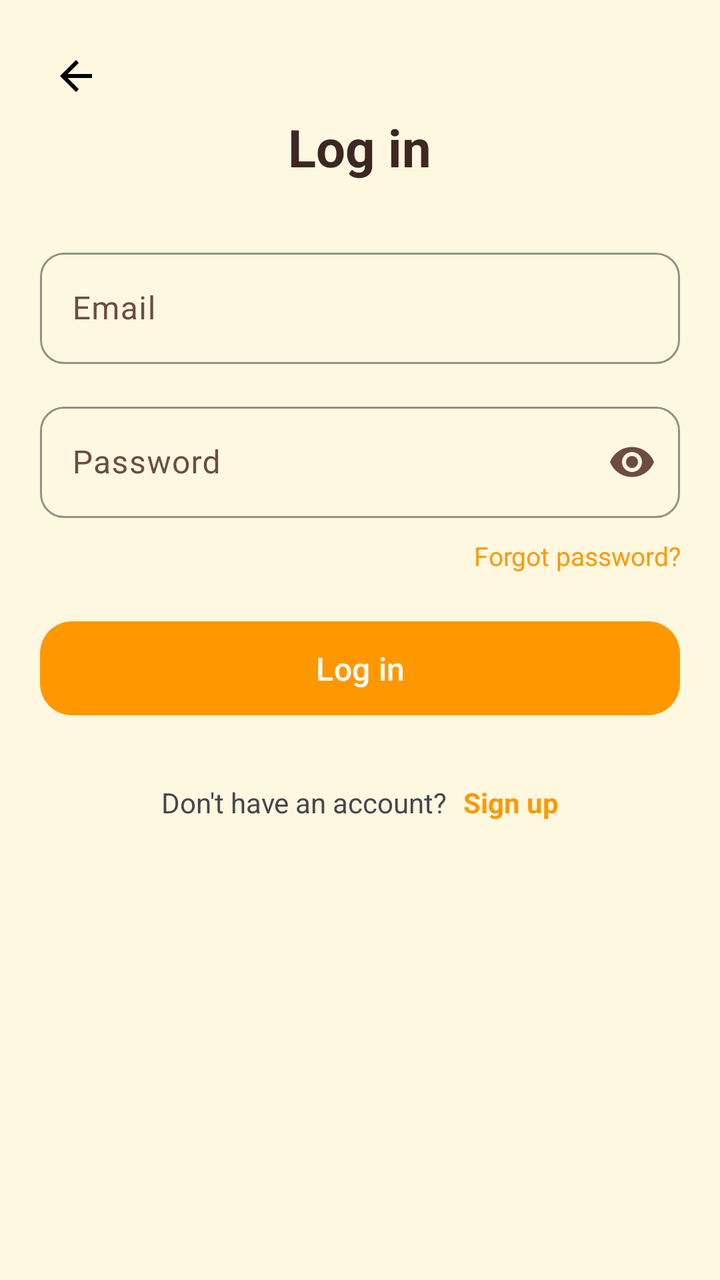
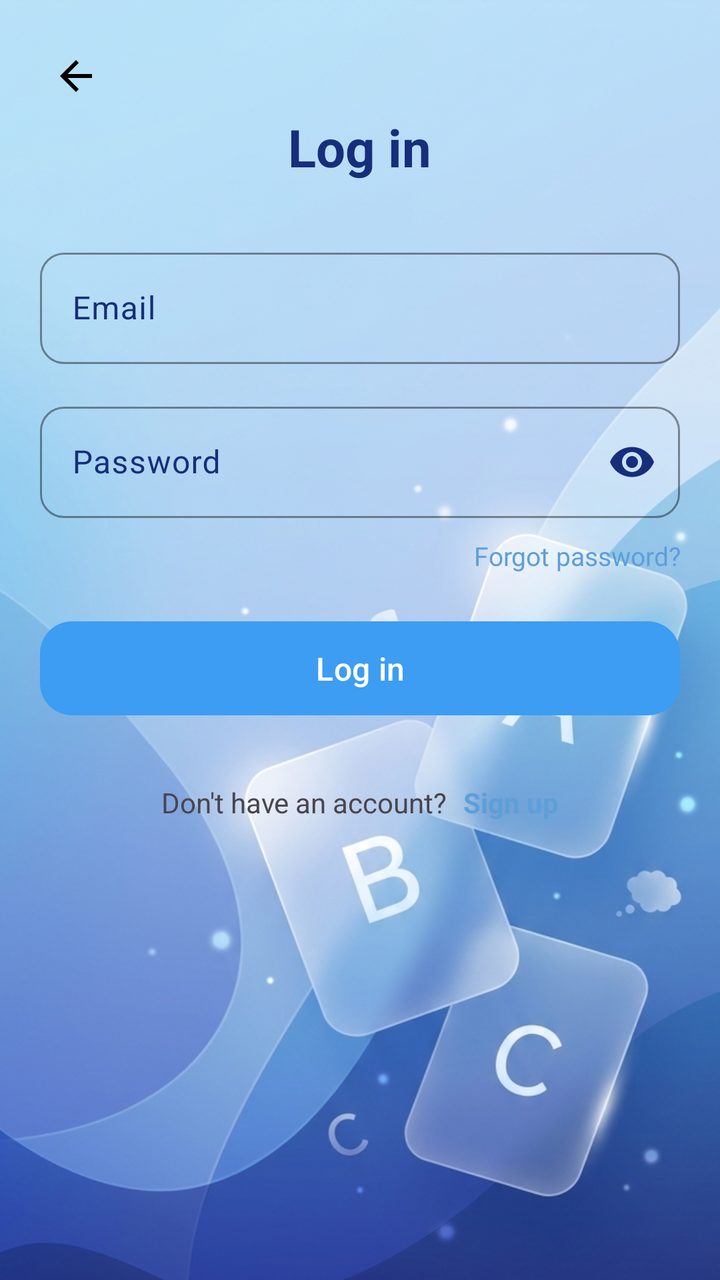

Compare the two renders of this Android layout. The source of the first and the diff that turns it into the second are given below.
<!-- AndroidManifest.xml: application theme Theme.SmartFlashCard -->
<!-- res/layout/activity_login.xml -->
<?xml version="1.0" encoding="utf-8"?>
<LinearLayout xmlns:android="http://schemas.android.com/apk/res/android"
    xmlns:app="http://schemas.android.com/apk/res-auto"
    android:id="@+id/login"
    android:layout_width="match_parent"
    android:layout_height="match_parent"
    android:background="?android:attr/colorBackground"
    android:orientation="vertical">

    <LinearLayout
        android:layout_width="match_parent"
        android:layout_height="wrap_content"
        android:orientation="vertical"
        android:padding="20dp">

        <ImageView
            android:id="@+id/back"
            android:layout_width="36dp"
            android:layout_height="36dp"
            android:background="?attr/selectableItemBackgroundBorderless"
            android:padding="6dp"
            android:src="@drawable/ic_back" />


        <TextView
            android:layout_width="wrap_content"
            android:layout_height="wrap_content"
            android:layout_gravity="center"
            android:layout_marginBottom="30dp"
            android:text="@string/login_title"
            android:textColor="?attr/colorOnBackground"
            android:textSize="26sp"
            android:textStyle="bold" />

        <com.google.android.material.textfield.TextInputLayout
            style="@style/Widget.SmartFlashCard.TextInput"
            android:layout_width="match_parent"
            android:layout_height="wrap_content"
            android:layout_marginBottom="16dp"
            android:hint="Email">

            <com.google.android.material.textfield.TextInputEditText
                android:id="@+id/edemailLg"
                android:layout_width="match_parent"
                android:layout_height="wrap_content"
                android:inputType="textEmailAddress" />
        </com.google.android.material.textfield.TextInputLayout>

        <com.google.android.material.textfield.TextInputLayout
            style="@style/Widget.SmartFlashCard.TextInput"
            android:layout_width="match_parent"
            android:layout_height="wrap_content"
            android:layout_marginBottom="10dp"
            android:hint="Password"
            app:endIconMode="password_toggle">

            <com.google.android.material.textfield.TextInputEditText
                android:id="@+id/edpasswordLg"
                android:layout_width="match_parent"
                android:layout_height="wrap_content"
                android:inputType="textPassword" />
        </com.google.android.material.textfield.TextInputLayout>

        <TextView
            android:id="@+id/txtForgerPass"
            android:layout_width="match_parent"
            android:layout_height="wrap_content"
            android:layout_marginBottom="20dp"
            android:gravity="end"
            android:text="@string/forgot_password"
            android:textColor="?attr/colorPrimary"
            android:textSize="13sp" />

        <com.google.android.material.button.MaterialButton
            android:id="@+id/btnLogin"
            style="@style/Widget.SmartFlashCard.Button"
            android:layout_width="match_parent"
            android:layout_height="55dp"
            android:text="@string/login_button"
            android:textAllCaps="false"
            android:textSize="16sp" />

        <LinearLayout
            android:layout_width="wrap_content"
            android:layout_height="wrap_content"
            android:layout_gravity="center"
            android:layout_marginTop="30dp"
            android:orientation="horizontal">

            <TextView
                android:layout_width="wrap_content"
                android:layout_height="wrap_content"
                android:text="@string/login_no_account" />

            <TextView
                android:id="@+id/txtSignup"
                android:layout_width="wrap_content"
                android:layout_height="wrap_content"
                android:text="@string/signup_link"
                android:layout_marginLeft="8dp"
                android:textColor="?attr/colorPrimary"
                android:textStyle="bold" />
        </LinearLayout>
    </LinearLayout>

</LinearLayout>
<!-- resources referenced by this layout -->
<resources>
  <string name="forgot_password">Forgot password?</string>
  <string name="login_button">Log in</string>
  <string name="login_no_account">Don\'t have an account? </string>
  <string name="login_title">Log in</string>
  <string name="signup_link">Sign up</string>
  <style name="Widget.SmartFlashCard.Button" parent="Widget.Material3.Button">
          <item name="cornerRadius">@dimen/kid_corner_button</item>
          <item name="backgroundTint">?attr/colorPrimary</item>
          <item name="android:textColor">?attr/colorOnPrimary</item>
      </style>
  <style name="Theme.SmartFlashCard" parent="Base.Theme.SmartFlashCard" />
  <dimen name="kid_corner_button">16dp</dimen>
  <dimen name="kid_corner_small">12dp</dimen>
  <color name="md_theme_light_primary">#FF9800</color>
  <color name="md_theme_light_onPrimary">#FFFFFF</color>
  <color name="md_theme_light_primaryContainer">#FFE0B2</color>
  <color name="md_theme_light_onPrimaryContainer">#5D3200</color>
  <color name="md_theme_light_secondary">#00BCD4</color>
  <color name="md_theme_light_onSecondary">#FFFFFF</color>
  <color name="md_theme_light_secondaryContainer">#B2EBF2</color>
  <color name="md_theme_light_onSecondaryContainer">#006064</color>
  <color name="md_theme_light_tertiary">#66BB6A</color>
  <color name="md_theme_light_onTertiary">#FFFFFF</color>
  <color name="md_theme_light_tertiaryContainer">#C8E6C9</color>
  <color name="md_theme_light_onTertiaryContainer">#1B5E20</color>
  <color name="md_theme_light_background">#FFF8E1</color>
  <color name="md_theme_light_onBackground">#3E2723</color>
  <color name="md_theme_light_error">#E53935</color>
  <color name="md_theme_light_onError">#FFFFFF</color>
  <color name="md_theme_light_errorContainer">#FFCDD2</color>
  <color name="md_theme_light_onErrorContainer">#B71C1C</color>
  <color name="md_theme_light_surface">#FFFFFF</color>
  <color name="md_theme_light_onSurface">#3E2723</color>
  <color name="md_theme_light_surfaceVariant">#FFF3E0</color>
  <color name="md_theme_light_onSurfaceVariant">#6D4C41</color>
  <color name="md_theme_light_outline">#BCAAA4</color>
  <style name="Widget.SmartFlashCard.Card" parent="Widget.Material3.CardView.Elevated">
          <item name="cardCornerRadius">@dimen/kid_corner_card</item>
          <item name="cardElevation">@dimen/kid_elevation_card</item>
          <item name="cardBackgroundColor">?attr/colorSurface</item>
          <item name="strokeWidth">0dp</item>
      </style>
  <style name="Widget.SmartFlashCard.Toolbar" parent="Widget.Material3.Toolbar">
          <item name="android:background">?attr/colorPrimary</item>
          <item name="titleTextColor">?attr/colorOnPrimary</item>
          <item name="subtitleTextColor">?attr/colorOnPrimary</item>
          <item name="navigationIconTint">?attr/colorOnPrimary</item>
      </style>
  <style name="Widget.SmartFlashCard.Fab" parent="Widget.Material3.FloatingActionButton.Primary">
          <item name="backgroundTint">?attr/colorSecondary</item>
          <item name="tint">?attr/colorOnSecondary</item>
          <item name="shapeAppearance">@style/ShapeAppearance.SmartFlashCard.Medium</item>
      </style>
  <style name="ShapeAppearance.SmartFlashCard.Small" parent="ShapeAppearance.Material3.Corner.Small">
          <item name="cornerSize">@dimen/kid_corner_small</item>
      </style>
  <style name="ShapeAppearance.SmartFlashCard.Medium" parent="ShapeAppearance.Material3.Corner.Medium">
          <item name="cornerSize">@dimen/kid_corner_button</item>
      </style>
  <style name="ShapeAppearance.SmartFlashCard.Large" parent="ShapeAppearance.Material3.Corner.Large">
          <item name="cornerSize">@dimen/kid_corner_card</item>
      </style>
  <dimen name="kid_corner_card">24dp</dimen>
  <dimen name="kid_elevation_card">4dp</dimen>
  <!-- unchanged entries left out for length: 3 -->
</resources>

<!-- the commit's change to res/layout/activity_login.xml (unified diff, before → after) -->
@@ -4,7 +4,7 @@
     android:id="@+id/login"
     android:layout_width="match_parent"
     android:layout_height="match_parent"
-    android:background="?android:attr/colorBackground"
+    android:background="@drawable/bg"
     android:orientation="vertical">
 
     <LinearLayout
@@ -96,8 +96,8 @@
                 android:id="@+id/txtSignup"
                 android:layout_width="wrap_content"
                 android:layout_height="wrap_content"
+                android:layout_marginLeft="8dp"
                 android:text="@string/signup_link"
-                android:layout_marginLeft="8dp"
                 android:textColor="?attr/colorPrimary"
                 android:textStyle="bold" />
         </LinearLayout>
<!-- resource entries referenced after the edit -->
@@ -1,5 +1,6 @@
 <!-- resources referenced by this layout -->
 <resources>
+  <!-- drawable bg: png bitmap (drawable, 800499 bytes) -->
   <string name="forgot_password">Forgot password?</string>
   <string name="login_button">Log in</string>
   <string name="login_no_account">Don\'t have an account? </string>
@@ -7,16 +8,16 @@
   <string name="signup_link">Sign up</string>
   <style name="Widget.SmartFlashCard.Button" parent="Widget.Material3.Button">
           <item name="cornerRadius">@dimen/kid_corner_button</item>
-          <item name="backgroundTint">?attr/colorPrimary</item>
+          <item name="backgroundTint">#3C9DF2</item>
           <item name="android:textColor">?attr/colorOnPrimary</item>
       </style>
   <style name="Theme.SmartFlashCard" parent="Base.Theme.SmartFlashCard" />
   <dimen name="kid_corner_button">16dp</dimen>
   <dimen name="kid_corner_small">12dp</dimen>
-  <color name="md_theme_light_primary">#FF9800</color>
+  <color name="md_theme_light_primary">#5E9ED9</color>
   <color name="md_theme_light_onPrimary">#FFFFFF</color>
-  <color name="md_theme_light_primaryContainer">#FFE0B2</color>
-  <color name="md_theme_light_onPrimaryContainer">#5D3200</color>
+  <color name="md_theme_light_primaryContainer">#A9DBFF</color>
+  <color name="md_theme_light_onPrimaryContainer">#162E7B</color>
   <color name="md_theme_light_secondary">#00BCD4</color>
   <color name="md_theme_light_onSecondary">#FFFFFF</color>
   <color name="md_theme_light_secondaryContainer">#B2EBF2</color>
@@ -25,17 +26,17 @@
   <color name="md_theme_light_onTertiary">#FFFFFF</color>
   <color name="md_theme_light_tertiaryContainer">#C8E6C9</color>
   <color name="md_theme_light_onTertiaryContainer">#1B5E20</color>
-  <color name="md_theme_light_background">#FFF8E1</color>
-  <color name="md_theme_light_onBackground">#3E2723</color>
+  <color name="md_theme_light_background">#A9DBFF</color>
+  <color name="md_theme_light_onBackground">#162E7B</color>
   <color name="md_theme_light_error">#E53935</color>
   <color name="md_theme_light_onError">#FFFFFF</color>
   <color name="md_theme_light_errorContainer">#FFCDD2</color>
   <color name="md_theme_light_onErrorContainer">#B71C1C</color>
   <color name="md_theme_light_surface">#FFFFFF</color>
-  <color name="md_theme_light_onSurface">#3E2723</color>
-  <color name="md_theme_light_surfaceVariant">#FFF3E0</color>
-  <color name="md_theme_light_onSurfaceVariant">#6D4C41</color>
-  <color name="md_theme_light_outline">#BCAAA4</color>
+  <color name="md_theme_light_onSurface">#162E7B</color>
+  <color name="md_theme_light_surfaceVariant">#A9DBFF</color>
+  <color name="md_theme_light_onSurfaceVariant">#162E7B</color>
+  <color name="md_theme_light_outline">#5E9ED9</color>
   <style name="Widget.SmartFlashCard.Card" parent="Widget.Material3.CardView.Elevated">
           <item name="cardCornerRadius">@dimen/kid_corner_card</item>
           <item name="cardElevation">@dimen/kid_elevation_card</item>
